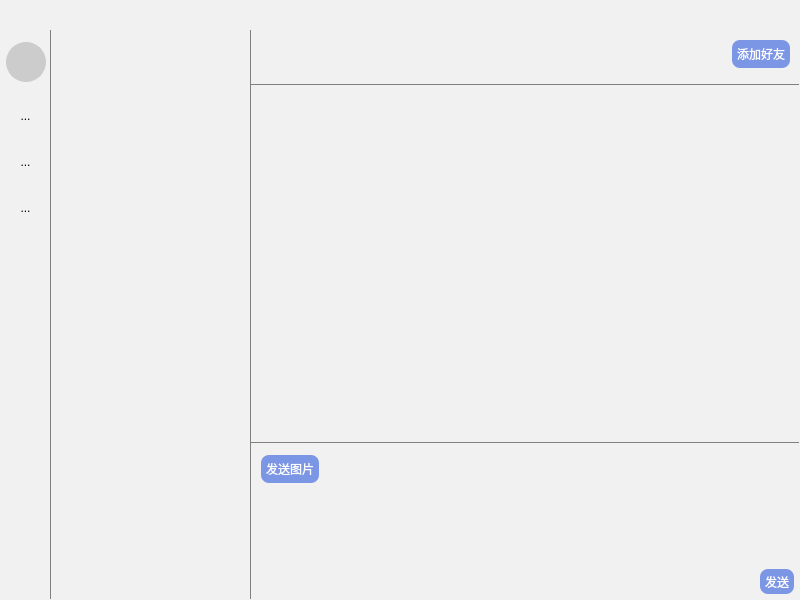
The window that AllChatClient/mainwindow.ui (siju-m/AllChat) describes before a commit, drawn with Qt 5.
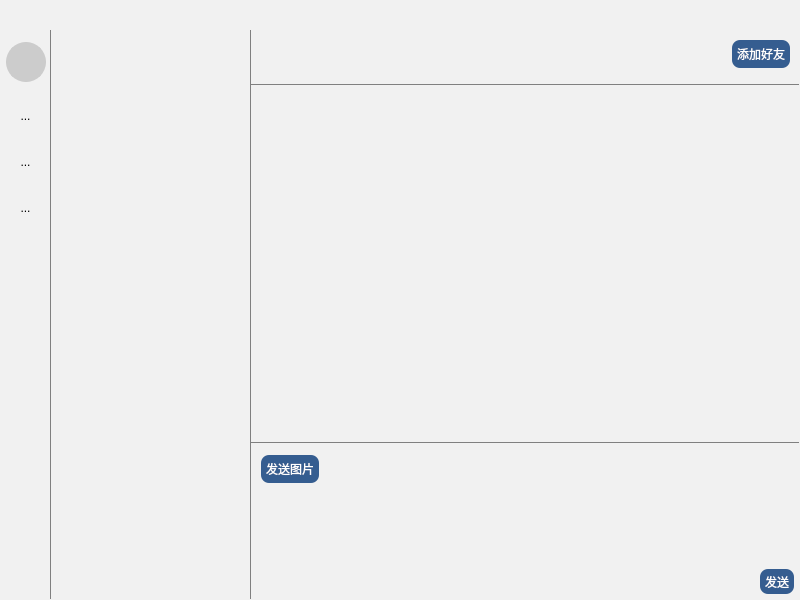
The same window after the commit. Icons and pictures are not drawn. Custom widgets are drawn as their Qt base class.

```diff
--- a/AllChatClient/mainwindow.ui
+++ b/AllChatClient/mainwindow.ui
@@ -36,7 +36,7 @@
 QPushButton{
 	font: 10pt &quot;微软雅黑&quot;;
     color: white;
-    background-color: rgb(123, 150, 228);
+    background-color: rgb(53, 93, 144);
 	color: rgb(255, 255, 255);
     border-radius: 8px;
     border-style: none;
```
Left out of the diff: 2 changed lines with no effect on the pictures.
